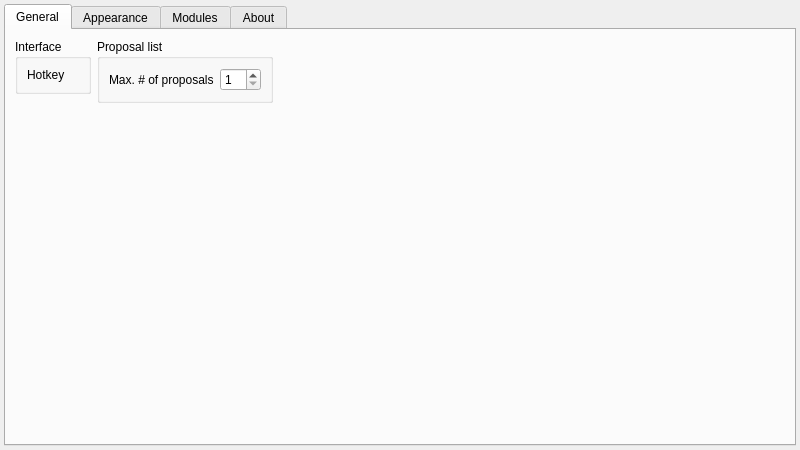
Qt form src/ui/settingsdialog/settingsdialog.ui (albertlauncher/albert) before a commit.
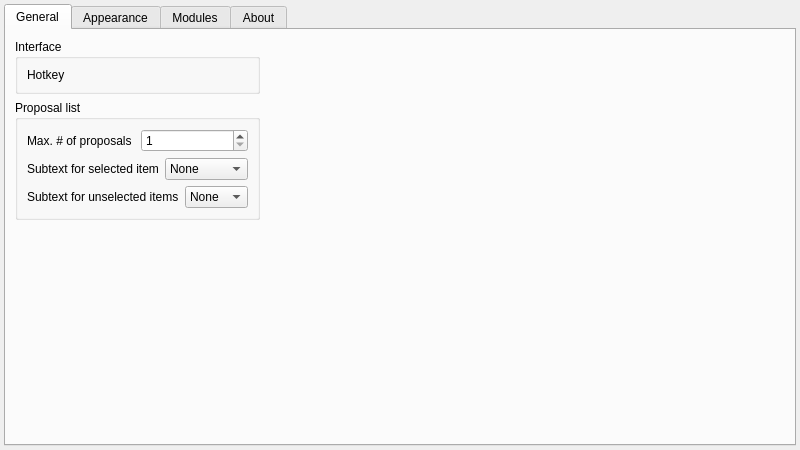
The same form after that commit. Icons and pictures are not drawn.

Diff of the .ui file:
```diff
--- a/src/ui/settingsdialog/settingsdialog.ui
+++ b/src/ui/settingsdialog/settingsdialog.ui
@@ -61,28 +61,13 @@
           </widget>
          </item>
          <item>
-          <spacer name="verticalSpacer">
-           <property name="orientation">
-            <enum>Qt::Vertical</enum>
-           </property>
-           <property name="sizeHint" stdset="0">
-            <size>
-             <width>20</width>
-             <height>40</height>
-            </size>
-           </property>
-          </spacer>
-         </item>
-        </layout>
-       </item>
-       <item>
-        <layout class="QVBoxLayout" name="verticalLayout_4">
-         <item>
           <widget class="QGroupBox" name="groupBox_2">
            <property name="title">
             <string>Proposal list</string>
            </property>
-           <layout class="QHBoxLayout" name="horizontalLayout_6">
+           <layout class="QVBoxLayout" name="verticalLayout">
+            <item>
+             <layout class="QHBoxLayout" name="horizontalLayout_4">
             <item>
              <widget class="QLabel" name="label_2">
               <property name="text">
@@ -104,10 +89,72 @@
              </widget>
             </item>
            </layout>
+            </item>
+            <item>
+             <layout class="QHBoxLayout" name="horizontalLayout_6">
+              <item>
+               <widget class="QLabel" name="label_5">
+                <property name="text">
+                 <string>Subtext for selected item</string>
+                </property>
           </widget>
          </item>
          <item>
-          <spacer name="verticalSpacer_2">
+               <widget class="QComboBox" name="cb_subModeSel">
+                <item>
+                 <property name="text">
+                  <string>None</string>
+                 </property>
+                </item>
+                <item>
+                 <property name="text">
+                  <string>Info</string>
+                 </property>
+                </item>
+                <item>
+                 <property name="text">
+                  <string>Action</string>
+                 </property>
+                </item>
+               </widget>
+              </item>
+             </layout>
+            </item>
+            <item>
+             <layout class="QHBoxLayout" name="horizontalLayout_7">
+              <item>
+               <widget class="QLabel" name="label_6">
+                <property name="text">
+                 <string>Subtext for unselected items</string>
+                </property>
+               </widget>
+              </item>
+              <item>
+               <widget class="QComboBox" name="cb_subModeDef">
+                <item>
+                 <property name="text">
+                  <string>None</string>
+                 </property>
+                </item>
+                <item>
+                 <property name="text">
+                  <string>Info</string>
+                 </property>
+                </item>
+                <item>
+                 <property name="text">
+                  <string>Action</string>
+                 </property>
+                </item>
+               </widget>
+              </item>
+             </layout>
+            </item>
+           </layout>
+          </widget>
+         </item>
+         <item>
+          <spacer name="verticalSpacer">
            <property name="orientation">
             <enum>Qt::Vertical</enum>
            </property>
```
Left out of the diff: 3 changed lines with no effect on the pictures. Lines whose indentation alone changed are shown as unchanged.
